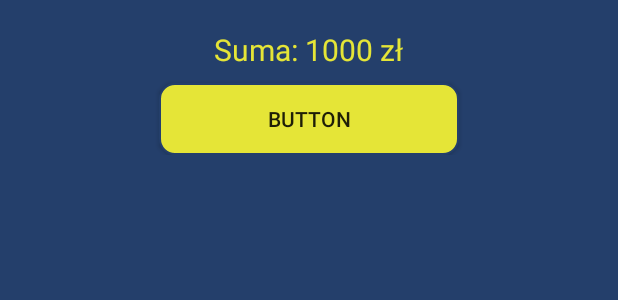
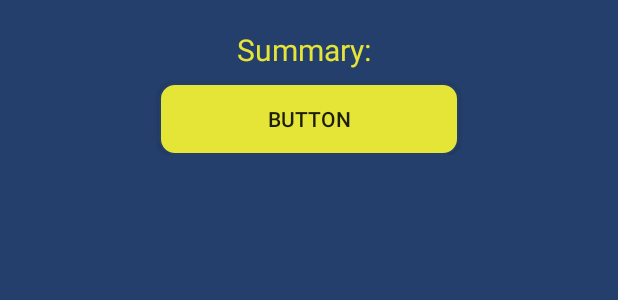
Before and after one commit to hbartek230/PierwszaApi, an Android app: the layout fragment_frag2.xml on its own in the app's theme, with its tools: preview values and no code run, on a phone screen of 412 x 824 dp. Shown: the top 300 px of the screen. Run offline under Robolectric (Android 15) with nearby library versions, the phone set to English and light mode, and no system bars.

Commit message:
Added summator for priceLabel on Fragment2 to summary honeyItems price

```diff
--- a/app/src/main/res/layout/fragment_frag2.xml
+++ b/app/src/main/res/layout/fragment_frag2.xml
@@ -41,7 +41,7 @@
                         android:id="@+id/twSum"
                         android:layout_width="wrap_content"
                         android:layout_height="wrap_content"
-                        android:text="Suma: "
+                        android:text="@string/act_order_bill_summary"
                         android:textColor="@color/secondaryColor"
                         android:textSize="20sp" />
 
@@ -49,8 +49,8 @@
                         android:id="@+id/twPrice"
                         android:layout_width="wrap_content"
                         android:layout_height="wrap_content"
-                        android:text="1000 zł"
                         android:textColor="@color/secondaryColor"
+                        android:layout_marginLeft="5dp"
                         android:textSize="20sp" />
 
                 </LinearLayout>
--- a/app/src/main/res/values/strings.xml
+++ b/app/src/main/res/values/strings.xml
@@ -49,6 +49,10 @@
     <string name="title_activity_test">TestActivity</string>
     <!--End of Fragment1Activity-->
 
+    <!--Fragment2Activity-->
+    <string name="act_order_bill_summary">Summary: </string>
+    <!--End of Fragment2Activity-->
+
     <string name="act_update_title">Order Edit</string>
     <string name="act_update_quantity_title">Quantity</string>
     <string name="act_update_current_quantity">Current quantity: </string>
```
Also changed, not shown: app/src/main/java/com/example/bhren/myapplication/Fragment2.java (+16 -0 lines), app/src/main/res/drawable/edit_delete_panel.xml (+16 -8 lines), 1 other file.
